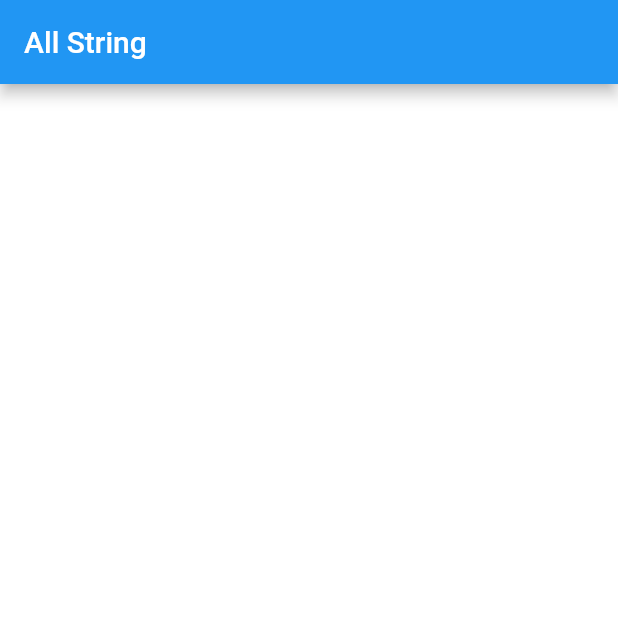
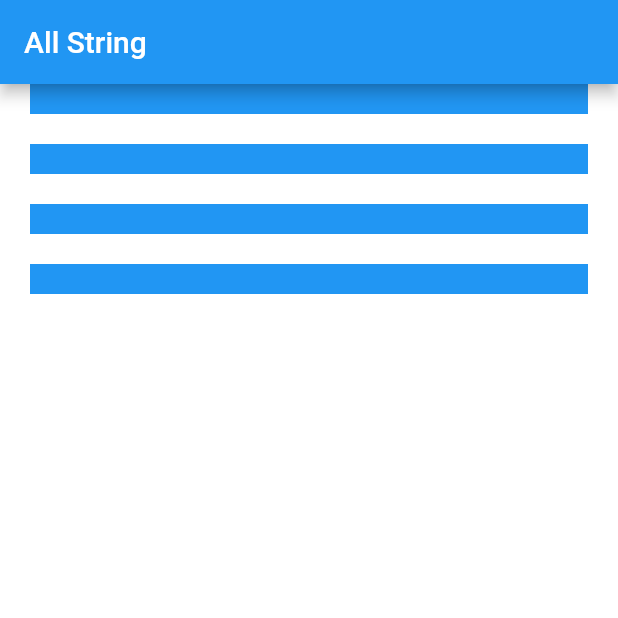
Before and after one commit to Daobakhanh/social_photo_sharing_app_Flutter, a Flutter app: the screen it shows after launch, on a phone screen of 412 x 824 dp, the top half of it. Run offline on Flutter 3.47's test engine with Material 2 defaults, Android fonts, the phone set to English and light mode, and no system bars; statements that could not run were skipped.

```diff
--- /dev/null
+++ b/data/mock.dart
@@ -0,0 +1,6 @@
+const listScreen = <String>[
+  'Home Page',
+  'Commom Widgets Page',
+  'Sign In Page',
+  'Onboarding Page'
+];
--- a/lib/main.dart
+++ b/lib/main.dart
@@ -3,6 +3,13 @@ import 'package:flutter/material.dart';
 void main() {
   runApp(const MyApp());
 }
+
+const listScreen = <String>[
+  'Home Page',
+  'Commom Widgets Page',
+  'Sign In Page',
+  'Onboarding Page'
+];
 
 class MyApp extends StatelessWidget {
   const MyApp({Key? key}) : super(key: key);
@@ -53,16 +60,37 @@ class MyHomePage extends StatelessWidget {
       ),
       body: Container(
         color: Colors.white,
+        child: ListView.builder(
+            itemCount: 4,
+            itemBuilder: (context, index) {
+              return const CardScreen(title: 'khanh');
+            }),
       ),
     );
   }
 }
 
-class CardScreen extends StatelessWidget {
-  const CardScreen({Key? key}) : super(key: key);
+class CardScreen extends StatefulWidget {
+  const CardScreen({Key? key, required String title}) : super(key: key);
 
+  final String title = '';
+  @override
+  State<CardScreen> createState() => _CardScreenState();
+}
+
+class _CardScreenState extends State<CardScreen> {
   @override
   Widget build(BuildContext context) {
-    return Container();
+    return Padding(
+      padding: const EdgeInsets.symmetric(horizontal: 20),
+      child: Container(
+        margin: const EdgeInsets.only(bottom: 20),
+        color: Colors.blue,
+        height: 20,
+        width: 100,
+        child: Text(widget.title),
+        decoration: Box,
+      ),
+    );
   }
 }
```
